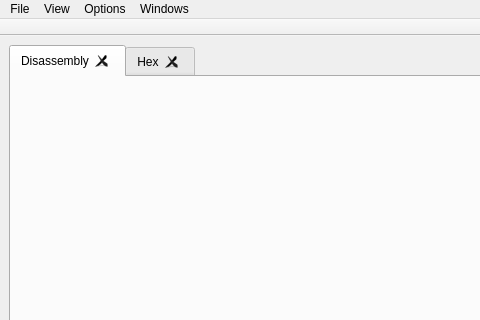
The window that src/ui/mainwindow.ui (jcmnn/ISA) describes before a commit, drawn with Qt 5; both pictures show x 0 to 480 and y 0 to 320 of the 800 by 600 pixel window.
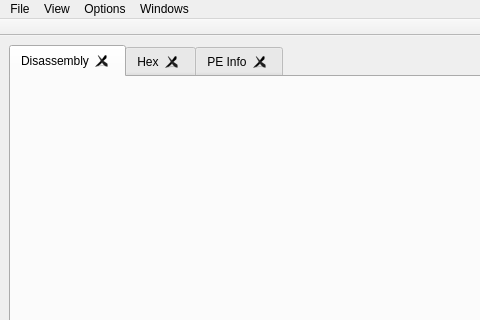
The same window after the commit. The open tabs and pages were chosen to show the change. Custom widgets are drawn as their Qt base class.

Commit message: Completed PE Info tab

The edit to the form file:
```diff
--- a/src/ui/mainwindow.ui
+++ b/src/ui/mainwindow.ui
@@ -88,6 +88,11 @@
          <string>Hex</string>
         </attribute>
        </widget>
+       <widget class="PEInfoWidget" name="peInfo">
+        <attribute name="title">
+         <string>PE Info</string>
+        </attribute>
+       </widget>
       </widget>
      </widget>
     </item>
@@ -269,6 +274,12 @@
    <extends>QPlainTextEdit</extends>
    <header>widgets/logview.h</header>
   </customwidget>
+  <customwidget>
+   <class>PEInfoWidget</class>
+   <extends>QWidget</extends>
+   <header>widgets/peinfowidget.h</header>
+   <container>1</container>
+  </customwidget>
  </customwidgets>
  <resources/>
  <connections/>
```
Left out of the diff: 2 changed lines with no effect on the pictures. The commit also changes 10 other files.
